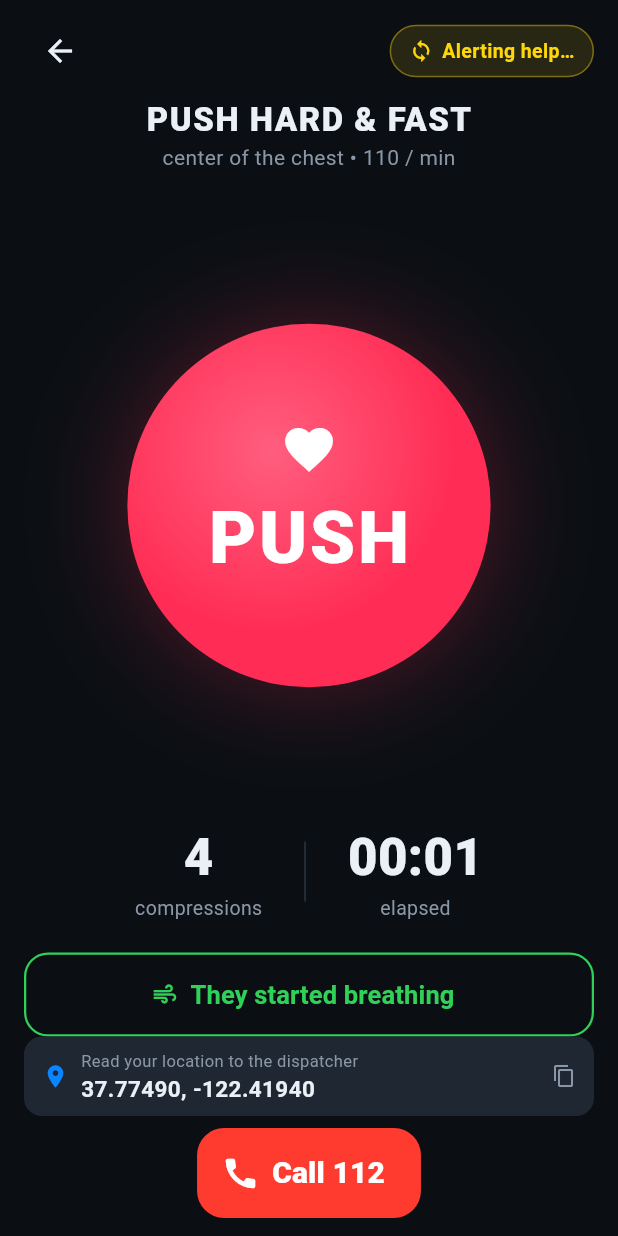
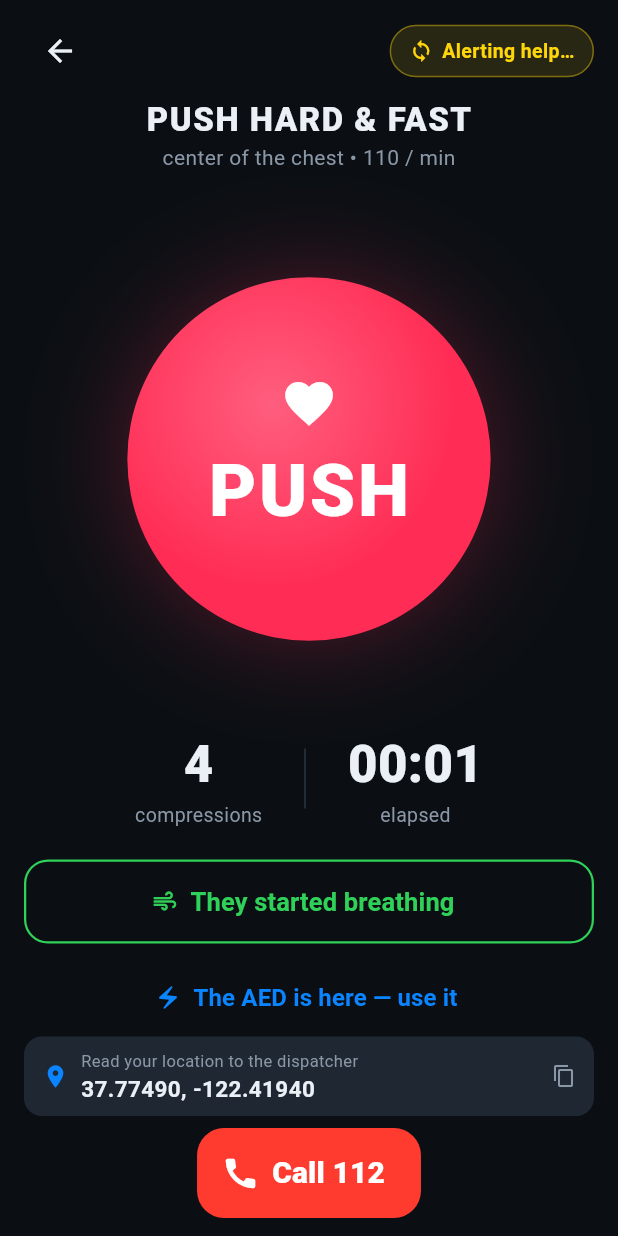
Before and after one commit to pranithreddy12/Emergency-assist, a Flutter app: the CprCoachScreen screen opened by its route, on a phone screen of 412 x 824 dp. Run offline on Flutter 3.47's test engine with Material 3 defaults, Android fonts, the light colour scheme and no system bars; our stand-ins replace audioplayers, dio, flutter_riverpod, flutter_secure_storage, flutter_tts, geolocator and 3 more; accounts and stored records are empty; network calls fail.

Commit message:
Add AED-use coaching (closes the defibrillation loop)
Research prioritized getting an AED to the scene AND using it correctly (bystander
AED use ~doubles the survival contribution). We already locate the nearest AED and
tell people to fetch one; this coaches what to do when it arrives: power on, bare
chest, pads, stand clear, shock if advised, resume CPR — voiced, one step at a time.

- new Protocols.aedUse (6 steps) via the existing step coach; no new deps/backend,
  works offline
- 'The AED is here — use it' button on the CPR coach -> /coach/aed (reuses the
  /coach/:id route)

analyze clean, web rebuilt.

Next lazy evidence-backed candidates (say the word): infant CPR/choking variants
(different technique, needs an age branch); multilingual coaching (reuses the
existing /ai/translate + multi-locale TTS).

```diff
--- a/apps/mobile/lib/features/rescue/domain/protocol.dart
+++ b/apps/mobile/lib/features/rescue/domain/protocol.dart
@@ -157,7 +157,53 @@ class Protocols {
     ],
   );
 
-  static const all = [cpr, choking, bleeding, recovery];
+  static const aedUse = RescueProtocol(
+    id: 'aed',
+    title: 'Using the AED',
+    kind: RescueKind.steps,
+    severity: 'CRITICAL',
+    intro: 'The defibrillator is here. Keep doing compressions while I set it up. Turn the AED on now.',
+    steps: [
+      RescueStep(
+        icon: Icons.power_settings_new,
+        title: 'Turn it on — follow its voice',
+        detail: 'Press the power button. From now on, do exactly what the AED tells you.',
+        voice: 'Turn the A E D on and follow its spoken instructions.',
+      ),
+      RescueStep(
+        icon: Icons.checkroom,
+        title: 'Bare the chest',
+        detail: 'Remove clothing. If the chest is wet, wipe it dry. Remove any medicine patches.',
+        voice: 'Bare the chest. Wipe it dry if wet, and remove any patches.',
+      ),
+      RescueStep(
+        icon: Icons.add_box,
+        title: 'Stick the pads on',
+        detail: 'Follow the pictures on the pads: one upper-right chest, one on the lower-left ribs.',
+        voice: 'Stick the pads on as shown: one upper right chest, one lower left side.',
+      ),
+      RescueStep(
+        icon: Icons.pan_tool,
+        title: 'Stand clear while it analyzes',
+        detail: 'Make sure nobody is touching the person while the AED checks the heart.',
+        voice: 'Stand clear. Make sure no one is touching them while it analyzes.',
+      ),
+      RescueStep(
+        icon: Icons.bolt,
+        title: 'If it says SHOCK — clear, then press it',
+        detail: 'Shout "clear", check nobody is touching, then press the flashing shock button.',
+        voice: 'If it says shock, shout clear, make sure no one is touching, then press the shock button.',
+      ),
+      RescueStep(
+        icon: Icons.favorite,
+        title: 'Resume CPR right away',
+        detail: 'Start compressions again immediately. The AED will re-check about every 2 minutes.',
+        voice: 'Start compressions again right away. The A E D will re-check every two minutes.',
+      ),
+    ],
+  );
+
+  static const all = [cpr, choking, bleeding, recovery, aedUse];
 
   static RescueProtocol byId(String id) =>
       all.firstWhere((p) => p.id == id, orElse: () => cpr);
--- a/apps/mobile/lib/features/rescue/presentation/cpr_coach_screen.dart
+++ b/apps/mobile/lib/features/rescue/presentation/cpr_coach_screen.dart
@@ -194,6 +194,21 @@ class _CprCoachScreenState extends ConsumerState<CprCoachScreen>
                 ),
               ),
             ),
+            const SizedBox(height: 10),
+            // AED arrived — coach its use (top survival lever).
+            Padding(
+              padding: const EdgeInsets.symmetric(horizontal: 16),
+              child: SizedBox(
+                height: 52,
+                width: double.infinity,
+                child: TextButton.icon(
+                  onPressed: () => context.push('/coach/aed'),
+                  icon: const Icon(Icons.electric_bolt, color: Rescue.calm),
+                  label: const Text('The AED is here — use it',
+                      style: TextStyle(color: Rescue.calm, fontSize: 16, fontWeight: FontWeight.w700)),
+                ),
+              ),
+            ),
           ],
         ),
       ),
```
